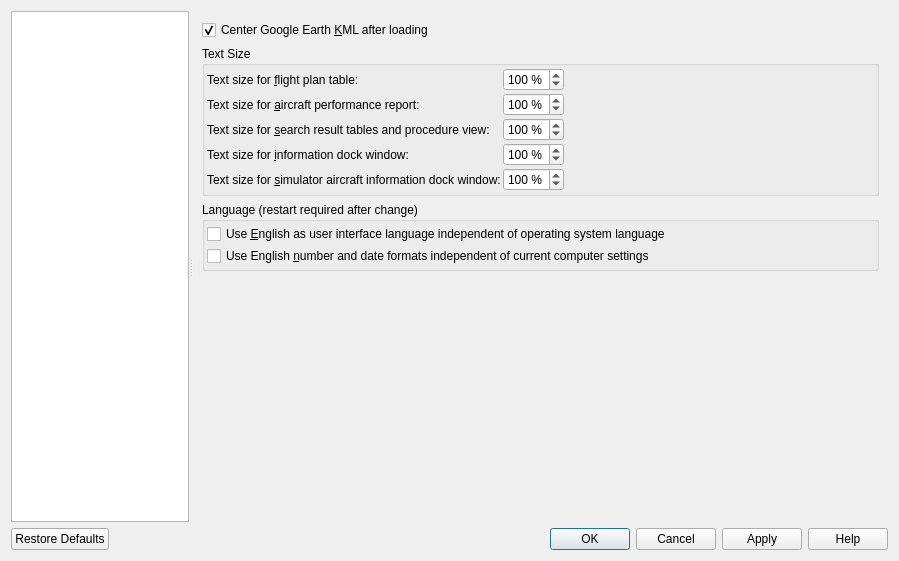
Before: the Qt Designer form src/options/options.ui in albar965/littlenavmap, drawn with Qt 5.
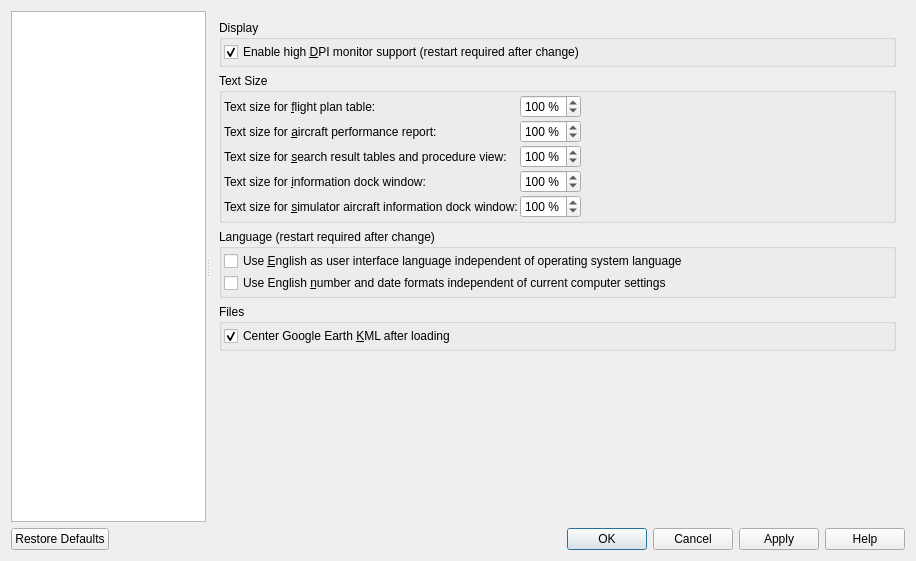
After: the same form once the commit is applied. The open tabs and pages were chosen to show the change.

Commit message: Added option for high DPI display support.

```diff
--- a/src/options/options.ui
+++ b/src/options/options.ui
@@ -6,7 +6,7 @@
    <rect>
     <x>0</x>
     <y>0</y>
-    <width>899</width>
+    <width>916</width>
     <height>561</height>
    </rect>
   </property>
@@ -332,66 +332,6 @@
       </widget>
       <widget class="QWidget" name="stackedWidgetOptionsPage2">
        <layout class="QGridLayout" name="gridLayout_2">
-        <item row="1" column="0">
-         <widget class="QCheckBox" name="checkBoxOptionsGuiCenterKml">
-          <property name="toolTip">
-           <string>Does not apply to the KML files loaded after startup.</string>
-          </property>
-          <property name="text">
-           <string>Center Google Earth &amp;KML after loading</string>
-          </property>
-          <property name="checked">
-           <bool>true</bool>
-          </property>
-         </widget>
-        </item>
-        <item row="7" column="0" colspan="2">
-         <widget class="QGroupBox" name="groupBox_6">
-          <property name="title">
-           <string>Language (restart required after change)</string>
-          </property>
-          <layout class="QVBoxLayout" name="verticalLayout_7">
-           <property name="spacing">
-            <number>2</number>
-           </property>
-           <property name="leftMargin">
-            <number>2</number>
-           </property>
-           <property name="topMargin">
-            <number>2</number>
-           </property>
-           <property name="rightMargin">
-            <number>2</number>
-           </property>
-           <property name="bottomMargin">
-            <number>2</number>
-           </property>
-           <item>
-            <widget class="QCheckBox" name="checkBoxOptionsGuiOverrideLanguage">
-             <property name="toolTip">
-              <string>Overrides any available translations and forces Little Navmap to use the English language for all windows and dialogs.
-A restart is required for the settings to take effect.</string>
-             </property>
-             <property name="text">
-              <string>Use &amp;English as user interface language independent of operating system language</string>
-             </property>
-            </widget>
-           </item>
-           <item>
-            <widget class="QCheckBox" name="checkBoxOptionsGuiOverrideLocale">
-             <property name="toolTip">
-              <string>Overrides local settings like number and date formats and forces English formats
-which implies &quot;.&quot; as decimal separator, &quot;,&quot; as thousands separator, am/pm time and other changes.
-A restart is required for the settings to take effect.</string>
-             </property>
-             <property name="text">
-              <string>Use English &amp;number and date formats independent of current computer settings</string>
-             </property>
-            </widget>
-           </item>
-          </layout>
-         </widget>
-        </item>
         <item row="6" column="0" colspan="2">
          <widget class="QGroupBox" name="groupBox_8">
           <property name="title">
@@ -413,93 +353,7 @@
            <property name="spacing">
             <number>2</number>
            </property>
-           <item row="5" column="0">
-            <widget class="QLabel" name="labelOptionsGuiSimInfoText">
-             <property name="text">
-              <string>Text size for &amp;simulator aircraft information dock window:</string>
-             </property>
-             <property name="buddy">
-              <cstring>spinBoxOptionsGuiSimInfoText</cstring>
-             </property>
-            </widget>
-           </item>
-           <item row="5" column="1">
-            <widget class="QSpinBox" name="spinBoxOptionsGuiSimInfoText">
-             <property name="readOnly">
-              <bool>false</bool>
-             </property>
-             <property name="suffix">
-              <string> %</string>
-             </property>
-             <property name="minimum">
-              <number>50</number>
-             </property>
-             <property name="maximum">
-              <number>200</number>
-             </property>
-             <property name="singleStep">
-              <number>10</number>
-             </property>
-             <property name="value">
-              <number>100</number>
-             </property>
-            </widget>
-           </item>
-           <item row="2" column="1">
-            <widget class="QSpinBox" name="spinBoxOptionsGuiSearchText">
-             <property name="readOnly">
-              <bool>false</bool>
-             </property>
-             <property name="suffix">
-              <string> %</string>
-             </property>
-             <property name="minimum">
-              <number>70</number>
-             </property>
-             <property name="maximum">
-              <number>200</number>
-             </property>
-             <property name="singleStep">
-              <number>10</number>
-             </property>
-             <property name="value">
-              <number>100</number>
-             </property>
-            </widget>
-           </item>
-           <item row="3" column="1">
-            <widget class="QSpinBox" name="spinBoxOptionsGuiInfoText">
-             <property name="readOnly">
-              <bool>false</bool>
-             </property>
-             <property name="suffix">
-              <string> %</string>
-             </property>
-             <property name="minimum">
-              <number>50</number>
-             </property>
-             <property name="maximum">
-              <number>200</number>
-             </property>
-             <property name="singleStep">
-              <number>10</number>
-             </property>
-             <property name="value">
-              <number>100</number>
-             </property>
-            </widget>
-           </item>
-           <item row="2" column="0">
-            <widget class="QLabel" name="labelOptionsGuiSearchText">
-             <property name="text">
-              <string>Text size for &amp;search result tables and procedure view:</string>
-             </property>
-             <property name="buddy">
-              <cstring>spinBoxOptionsGuiSearchText</cstring>
-             </property>
-            </widget>
-           </item>
-           <item row="0" column="0">
+           <item row="1" column="0">
             <widget class="QLabel" name="labelOptionsGuiRouteText">
              <property name="text">
               <string>Text size for &amp;flight plan table:</string>
@@ -509,30 +363,7 @@
              </property>
             </widget>
            </item>
-           <item row="3" column="0">
-            <widget class="QLabel" name="labelOptionsGuiInfoText">
-             <property name="text">
-              <string>Text size for &amp;information dock window:</string>
-             </property>
-             <property name="buddy">
-              <cstring>spinBoxOptionsGuiInfoText</cstring>
-             </property>
-            </widget>
-           </item>
-           <item row="3" column="2">
-            <spacer name="horizontalSpacer_3">
-             <property name="orientation">
-              <enum>Qt::Horizontal</enum>
-             </property>
-             <property name="sizeHint" stdset="0">
-              <size>
-               <width>40</width>
-               <height>20</height>
-              </size>
-             </property>
-            </spacer>
-           </item>
-           <item row="0" column="1">
+           <item row="1" column="1">
             <widget class="QSpinBox" name="spinBoxOptionsGuiRouteText">
              <property name="sizePolicy">
               <sizepolicy hsizetype="Minimum" vsizetype="Fixed">
@@ -560,7 +391,83 @@
              </property>
             </widget>
            </item>
-           <item row="1" column="0">
+           <item row="6" column="0">
+            <widget class="QLabel" name="labelOptionsGuiSimInfoText">
+             <property name="text">
+              <string>Text size for &amp;simulator aircraft information dock window:</string>
+             </property>
+             <property name="buddy">
+              <cstring>spinBoxOptionsGuiSimInfoText</cstring>
+             </property>
+            </widget>
+           </item>
+           <item row="3" column="1">
+            <widget class="QSpinBox" name="spinBoxOptionsGuiSearchText">
+             <property name="readOnly">
+              <bool>false</bool>
+             </property>
+             <property name="suffix">
+              <string> %</string>
+             </property>
+             <property name="minimum">
+              <number>70</number>
+             </property>
+             <property name="maximum">
+              <number>200</number>
+             </property>
+             <property name="singleStep">
+              <number>10</number>
+             </property>
+             <property name="value">
+              <number>100</number>
+             </property>
+            </widget>
+           </item>
+           <item row="4" column="1">
+            <widget class="QSpinBox" name="spinBoxOptionsGuiInfoText">
+             <property name="readOnly">
+              <bool>false</bool>
+             </property>
+             <property name="suffix">
+              <string> %</string>
+             </property>
+             <property name="minimum">
+              <number>50</number>
+             </property>
+             <property name="maximum">
+              <number>200</number>
+             </property>
+             <property name="singleStep">
+              <number>10</number>
+             </property>
+             <property name="value">
+              <number>100</number>
+             </property>
+            </widget>
+           </item>
+           <item row="6" column="1">
+            <widget class="QSpinBox" name="spinBoxOptionsGuiSimInfoText">
+             <property name="readOnly">
+              <bool>false</bool>
+             </property>
+             <property name="suffix">
+              <string> %</string>
+             </property>
+             <property name="minimum">
+              <number>50</number>
+             </property>
+             <property name="maximum">
+              <number>200</number>
+             </property>
+             <property name="singleStep">
+              <number>10</number>
+             </property>
+             <property name="value">
+              <number>100</number>
+             </property>
+            </widget>
+           </item>
+           <item row="2" column="0">
             <widget class="QLabel" name="labelOptionsGuiAircraftPerf">
              <property name="text">
               <string>Text size for &amp;aircraft performance report:</string>
@@ -570,7 +477,27 @@
              </property>
             </widget>
            </item>
-           <item row="1" column="1">
+           <item row="4" column="0">
+            <widget class="QLabel" name="labelOptionsGuiInfoText">
+             <property name="text">
+              <string>Text size for &amp;information dock window:</string>
+             </property>
+             <property name="buddy">
+              <cstring>spinBoxOptionsGuiInfoText</cstring>
+             </property>
+            </widget>
+           </item>
+           <item row="3" column="0">
+            <widget class="QLabel" name="labelOptionsGuiSearchText">
+             <property name="text">
+              <string>Text size for &amp;search result tables and procedure view:</string>
+             </property>
+             <property name="buddy">
+              <cstring>spinBoxOptionsGuiSearchText</cstring>
+             </property>
+            </widget>
+           </item>
+           <item row="2" column="1">
             <widget class="QSpinBox" name="spinBoxOptionsGuiAircraftPerf">
              <property name="readOnly">
               <bool>false</bool>
@@ -592,10 +519,70 @@
              </property>
             </widget>
            </item>
+           <item row="4" column="2">
+            <spacer name="horizontalSpacer_3">
+             <property name="orientation">
+              <enum>Qt::Horizontal</enum>
+             </property>
+             <property name="sizeHint" stdset="0">
+              <size>
+               <width>40</width>
+               <height>20</height>
+              </size>
+             </property>
+            </spacer>
+           </item>
           </layout>
          </widget>
         </item>
-        <item row="8" column="0">
+        <item row="7" column="0" colspan="2">
+         <widget class="QGroupBox" name="groupBox_6">
+          <property name="title">
+           <string>Language (restart required after change)</string>
+          </property>
+          <layout class="QVBoxLayout" name="verticalLayout_7">
+           <property name="spacing">
+            <number>2</number>
+           </property>
+           <property name="leftMargin">
+            <number>2</number>
+           </property>
+           <property name="topMargin">
+            <number>2</number>
+           </property>
+           <property name="rightMargin">
+            <number>2</number>
+           </property>
+           <property name="bottomMargin">
+            <number>2</number>
+           </property>
+           <item>
+            <widget class="QCheckBox" name="checkBoxOptionsGuiOverrideLanguage">
+             <property name="toolTip">
+              <string>Overrides any available translations and forces Little Navmap to use the English language for all windows and dialogs.
+A restart is required for the settings to take effect.</string>
+             </property>
+             <property name="text">
+              <string>Use &amp;English as user interface language independent of operating system language</string>
+             </property>
+            </widget>
+           </item>
+           <item>
+            <widget class="QCheckBox" name="checkBoxOptionsGuiOverrideLocale">
+             <property name="toolTip">
+              <string>Overrides local settings like number and date formats and forces English formats
+which implies &quot;.&quot; as decimal separator, &quot;,&quot; as thousands separator, am/pm time and other changes.
+A restart is required for the settings to take effect.</string>
+             </property>
+             <property name="text">
+              <string>Use English &amp;number and date formats independent of current computer settings</string>
+             </property>
+            </widget>
+           </item>
+          </layout>
+         </widget>
+        </item>
+        <item row="10" column="0">
          <spacer name="verticalSpacer">
           <property name="orientation">
            <enum>Qt::Vertical</enum>
@@ -608,6 +595,81 @@
           </property>
          </spacer>
         </item>
+        <item row="9" column="0" colspan="2">
+         <widget class="QGroupBox" name="groupBox_13">
+          <property name="title">
+           <string>Files</string>
+          </property>
+          <layout class="QVBoxLayout" name="verticalLayout_11">
+           <property name="spacing">
+            <number>2</number>
+           </property>
+           <property name="leftMargin">
+            <number>2</number>
+           </property>
+           <property name="topMargin">
+            <number>2</number>
+           </property>
+           <property name="rightMargin">
+            <number>2</number>
+           </property>
+           <property name="bottomMargin">
+            <number>2</number>
+           </property>
+           <item>
+            <widget class="QCheckBox" name="checkBoxOptionsGuiCenterKml">
+             <property name="toolTip">
+              <string>Does not apply to the KML files loaded after startup.</string>
+             </property>
+             <property name="text">
+              <string>Center Google Earth &amp;KML after loading</string>
+             </property>
+             <property name="checked">
+              <bool>true</bool>
+             </property>
+            </widget>
+           </item>
+          </layout>
+         </widget>
+        </item>
+        <item row="0" column="0" colspan="2">
+         <widget class="QGroupBox" name="groupBox_7">
+          <property name="title">
+           <string>Display</string>
+          </property>
+          <layout class="QVBoxLayout" name="verticalLayout_10">
+           <property name="spacing">
+            <number>2</number>
+           </property>
+           <property name="leftMargin">
+            <number>2</number>
+           </property>
+           <property name="topMargin">
+            <number>2</number>
+           </property>
+           <property name="rightMargin">
+            <number>2</number>
+           </property>
+           <property name="bottomMargin">
+            <number>2</number>
+           </property>
+           <item>
+            <widget class="QCheckBox" name="checkBoxOptionsGuiHighDpi">
+             <property name="toolTip">
+              <string>Enable this if you use scaled fonts in you system settings and/or a monitor with high resolution. 
+All Little Navmap features like text, icons and graphics will be scaled for better visibility if this option is checked.</string>
+             </property>
+             <property name="text">
+              <string>Enable high &amp;DPI monitor support (restart required after change)</string>
+             </property>
+             <property name="checked">
+              <bool>true</bool>
+             </property>
+            </widget>
+           </item>
+          </layout>
+         </widget>
+        </item>
        </layout>
       </widget>
       <widget class="QWidget" name="stackedWidgetOptionsPage3">
```
Left out of the diff: 1 changed line with no effect on the pictures. The commit also changes 6 other files.
